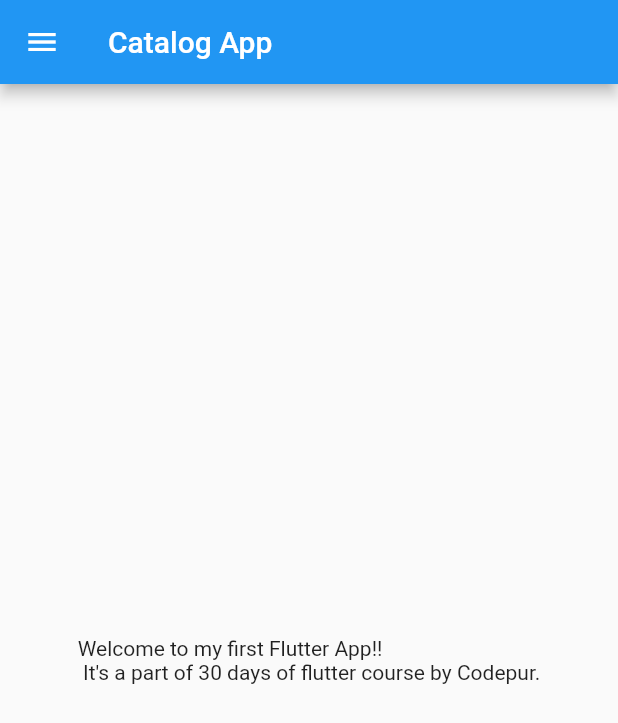
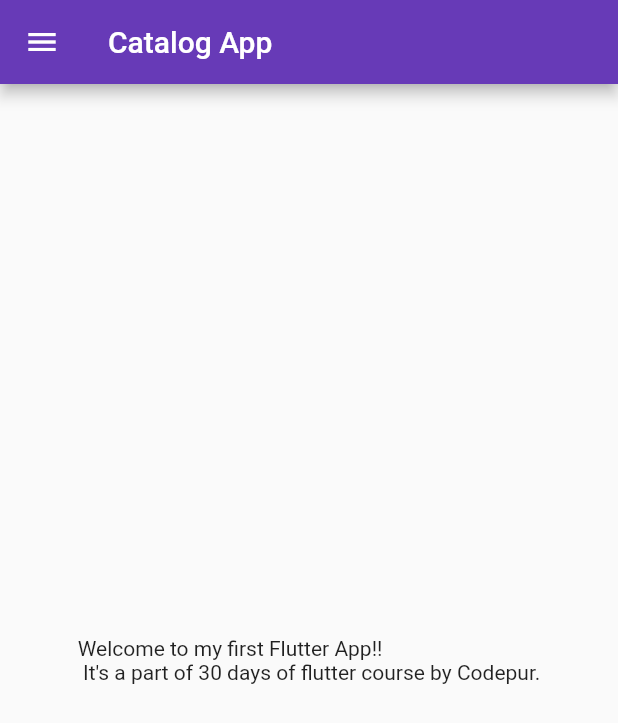
Before and after one commit to vikasgupta01/FlutterCatalog, a Flutter app: the screen it shows after launch, on a phone screen of 412 x 824 dp. Shown: the top 723 px of the screen. Run offline on Flutter 3.47's test engine with Material 2 defaults, Android fonts, the phone set to English and light mode, and no system bars.

Commit message:
Code for Day 3 of Course

```diff
--- a/lib/main.dart
+++ b/lib/main.dart
@@ -1,5 +1,6 @@
 import 'package:flutter/material.dart';
-import 'package:flutter_catalog/home_page.dart';
+import 'package:flutter_catalog/pages/home_page.dart';
+import 'package:flutter_catalog/pages/login_page.dart';
 
 void main(List<String> args) {
   runApp(MyApp());
@@ -9,6 +10,17 @@ class MyApp extends StatelessWidget {
   const MyApp({Key key}) : super(key: key);
   @override
   Widget build(BuildContext context) {
-    return MaterialApp(home: HomePage());
+    return MaterialApp(
+      // home: HomePage(),
+      themeMode: ThemeMode.light,
+      theme: ThemeData(primarySwatch: Colors.deepPurple),
+      darkTheme: ThemeData(brightness: Brightness.dark),
+      initialRoute: "/home",
+      routes: {
+        "/": (context) => LoginPage(),
+        "/home": (context) => HomePage(),
+        "/login": (context) => LoginPage()
+      },
+    );
   }
 }
```
Also changed, not shown: lib/pages/login_page.dart (added, +17 -0 lines), lib/pages/home_page.dart (renamed from lib/home_page.dart).
